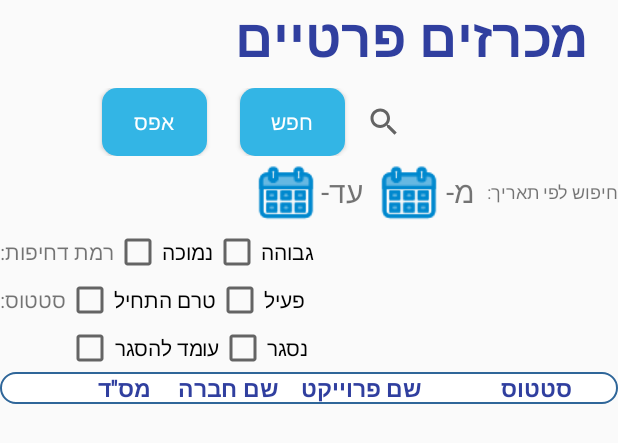
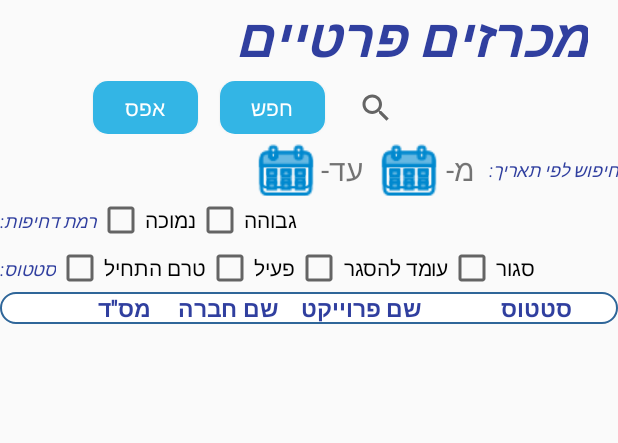
Before and after one commit to nisimth/TenderApp, an Android app: the layout fragment_private_tenders.xml on its own in the app's theme, with its tools: preview values and no code run, on a phone screen of 412 x 824 dp. Shown: the top 443 px of the screen. Run offline under Robolectric (Android 15) with nearby library versions, the phone set to English and light mode, and no system bars.

Commit message:
06.08.2018

```diff
--- a/app/src/main/java/com/skyapps/bennyapp/tenders/ExpandableListAdapter.java
+++ b/app/src/main/java/com/skyapps/bennyapp/tenders/ExpandableListAdapter.java
@@ -206,7 +206,7 @@ public class ExpandableListAdapter extends BaseExpandableListAdapter {
             time.setText("סגור");
         }
         else if ((tender.calcEnds() <= TimeUnit.HOURS.toMillis(2)) && tender.calcEnds()>0) {
-            time.setText("עומד\n להסגר");
+            time.setText("עומד\nלהיסגר");
             //time.setTextColor(Color.RED);
         }
         else if (tender.calcStarts()  <= 0 && tender.calcEnds() >= 0){
--- a/app/src/main/java/com/skyapps/bennyapp/tenders/privateTenders.java
+++ b/app/src/main/java/com/skyapps/bennyapp/tenders/privateTenders.java
@@ -430,6 +430,7 @@ public class privateTenders extends Fragment {
                         expListView.setAdapter(listAdapter);
 
                         counter.setText(" ( " +listDataHeader.size()+ " ) ");
+
                         mProgressDialog.dismiss();
 
                     }
--- a/app/src/main/res/layout/fragment_private_tenders.xml
+++ b/app/src/main/res/layout/fragment_private_tenders.xml
@@ -8,11 +8,12 @@
     <RelativeLayout
         android:orientation="vertical"
         android:layout_width="match_parent"
-        android:layout_height="match_parent">
+        android:layout_height="match_parent"
+        >
 
         <TextView
             android:id="@+id/a"
-            android:textStyle="bold"
+            android:textStyle="bold|italic"
             android:textColor="@color/colorPrimaryDark"
             android:textSize="35dp"
             android:text="מכרזים פרטיים"
@@ -26,6 +27,7 @@
             android:layout_width="wrap_content"
             android:layout_height="wrap_content"
             android:textSize="35dp"
+            android:textColor="@color/colorPrimaryDark"
             android:layout_alignParentRight="true"
             android:layout_marginRight="270dp"
             />
@@ -39,33 +41,34 @@
             android:layout_width="match_parent"
             android:layout_height="wrap_content"
             android:layout_below="@+id/a"
-            android:layout_marginTop="10dp">
+            android:layout_marginTop="5dp">
 
            <SearchView
                android:focusableInTouchMode="true"
                android:id="@+id/byname"
                android:layout_width="180dp"
-               android:layout_height="45dp"
-               android:layout_alignParentRight="true"/>
+               android:layout_height="35dp"
+               android:layout_alignParentRight="true"
+               android:layout_marginRight="5dp"/>
             <Button
                 android:id="@+id/search_btn"
                 android:layout_width="70dp"
-                android:layout_height="45dp"
+                android:layout_height="35dp"
                 android:text="חפש"
                 android:textColor="#ffffff"
                 android:background="@drawable/rounded_btn"
                 android:layout_alignParentRight="true"
-                android:layout_marginRight="182dp"
+                android:layout_marginRight="195dp"
                 />
             <Button
                 android:id="@+id/reset_filter_btn"
                 android:layout_width="70dp"
-                android:layout_height="45dp"
+                android:layout_height="35dp"
                 android:text="אפס"
                 android:textColor="#ffffff"
                 android:background="@drawable/rounded_btn"
                 android:layout_alignParentRight="true"
-                android:layout_marginRight="274dp"
+                android:layout_marginRight="280dp"
                 />
 
         </RelativeLayout>
@@ -74,12 +77,15 @@
             android:id="@+id/dates"
             android:layout_width="match_parent"
             android:layout_height="wrap_content"
-            android:layout_below="@+id/search_bar1">
+            android:layout_below="@+id/search_bar1"
+            android:layout_marginTop="6dp">
             <TextView
                 android:layout_width="wrap_content"
                 android:layout_height="wrap_content"
                 android:textSize="12dp"
                 android:text="חיפוש לפי תאריך:"
+                android:textColor="@color/colorPrimaryDark"
+                android:textStyle="italic"
                 android:layout_centerVertical="true"
                 android:layout_alignParentRight="true"/>
             <TextView
@@ -94,7 +100,7 @@
             <ImageButton
                 android:id="@+id/filter_start_date_btn"
                 android:layout_width="wrap_content"
-                android:layout_height="wrap_content"
+                android:layout_height="35dp"
                 android:src="@drawable/calendar"
                 android:background="@drawable/calendar"
                 android:layout_alignRight="@+id/m"
@@ -113,7 +119,7 @@
             <ImageButton
                 android:id="@+id/filter_end_date_btn"
                 android:layout_width="wrap_content"
-                android:layout_height="wrap_content"
+                android:layout_height="35dp"
                 android:src="@drawable/calendar"
                 android:background="@drawable/calendar"
                 android:layout_alignRight="@+id/ad"
@@ -131,7 +137,10 @@
             <TextView
                 android:layout_width="wrap_content"
                 android:layout_height="wrap_content"
-                android:text="רמת דחיפות:"/>
+                android:text="רמת דחיפות:"
+                android:textColor="@color/colorPrimaryDark"
+                android:textSize="12dp"
+                android:textStyle="italic"/>
             <CheckBox
                 android:id="@+id/checkBox_dhifot_low"
                 android:layout_width="wrap_content"
@@ -157,7 +166,10 @@
             <TextView
                 android:layout_width="wrap_content"
                 android:layout_height="wrap_content"
-                android:text="סטטוס:"/>
+                android:text="סטטוס:"
+                android:textColor="@color/colorPrimaryDark"
+                android:textSize="12dp"
+                android:textStyle="italic"/>
             <CheckBox
                 android:id="@+id/checkBox_yet_to_start"
                 android:layout_width="wrap_content"
@@ -168,33 +180,19 @@
                 android:id="@+id/checkbox_active"
                 android:layout_width="wrap_content"
                 android:layout_height="wrap_content"
-
                 android:text="פעיל" />
 
 
-        </LinearLayout>
-        <LinearLayout
-            android:id="@+id/status_check2"
-            android:layout_width="wrap_content"
-            android:layout_height="wrap_content"
-            android:layout_below="@+id/status_check1"
-            >
-            <TextView
-                android:layout_width="44dp"
-                android:layout_height="wrap_content"
-                />
             <CheckBox
                 android:id="@+id/checkbox_isEnding"
                 android:layout_width="wrap_content"
                 android:layout_height="wrap_content"
-
                 android:text="עומד להסגר" />
             <CheckBox
                 android:id="@+id/checkbox_ended"
                 android:layout_width="wrap_content"
                 android:layout_height="wrap_content"
-
-                android:text="נסגר" />
+                android:text="סגור" />
 
         </LinearLayout>
 
@@ -204,7 +202,7 @@
             android:orientation="horizontal"
             android:layout_width="match_parent"
             android:layout_height="wrap_content"
-            android:layout_below="@+id/status_check2"
+            android:layout_below="@+id/status_check1"
             android:background="@drawable/round"
             >
 
@@ -246,6 +244,7 @@
         </LinearLayout>
 
         <ExpandableListView
+            android:layout_marginTop="3dp"
             android:id="@+id/privateList"
             android:layout_width="match_parent"
             android:layout_height="match_parent"
--- a/app/src/main/res/layout/fragment_public_tenders.xml
+++ b/app/src/main/res/layout/fragment_public_tenders.xml
@@ -14,7 +14,7 @@
 
         <TextView
             android:id="@+id/p"
-            android:textStyle="bold"
+            android:textStyle="bold|italic"
             android:textColor="@color/colorPrimaryDark"
             android:textSize="35dp"
             android:text="מכרזים ציבוריים"
@@ -27,6 +27,7 @@
             android:layout_width="wrap_content"
             android:layout_height="wrap_content"
             android:textSize="35dp"
+            android:textColor="@color/colorPrimaryDark"
             android:layout_alignParentRight="true"
             android:layout_marginRight="282dp"
             />
@@ -85,7 +86,7 @@
             <TextView
                 android:layout_width="100dp"
                 android:layout_height="wrap_content"
-                android:text="זמן שנותר"
+                android:text="סטטוס"
                 android:textSize="15dp"
                 android:textStyle="bold"
                 android:textColor="@color/colorPrimaryDark"  />
--- a/app/src/main/res/layout/list_group.xml
+++ b/app/src/main/res/layout/list_group.xml
@@ -22,7 +22,7 @@
             android:text="מס''ד"
             android:gravity="right"
             android:layout_gravity="center_vertical"
-            android:textColor="@android:color/holo_blue_light"
+            android:textColor="#992600"
             android:textSize="15dp"
             android:textStyle="bold" />
 
@@ -44,7 +44,7 @@
             android:text="פרוייקט"
             android:gravity="right"
             android:layout_gravity="center_vertical"
-            android:textColor="@android:color/holo_blue_light"
+            android:textColor="#ff9900"
             android:textSize="15dp"
             android:textStyle="bold" />
 
@@ -55,7 +55,7 @@
             android:text="סטטוס"
             android:gravity="right"
             android:layout_gravity="center_vertical"
-            android:textColor="@android:color/holo_blue_light"
+            android:textColor="#000000"
             android:textSize="15dp"
             android:textStyle="bold" />
 
--- a/app/src/main/res/values/color.xml
+++ b/app/src/main/res/values/color.xml
@@ -2,4 +2,5 @@
 <resources>
     <drawable name="red_color">#ff0000</drawable>
     <drawable name="yellow_color">#ffff1a</drawable>
+    <color name="my">#ffff99</color>
 </resources>
--- a/app/src/main/res/values/colors.xml
+++ b/app/src/main/res/values/colors.xml
@@ -3,4 +3,5 @@
     <color name="colorPrimary">#3F51B5</color>
     <color name="colorPrimaryDark">#303F9F</color>
     <color name="colorAccent">#FF4081</color>
+
 </resources>
```
Also changed, not shown: app/src/main/java/com/skyapps/bennyapp/tenders/notificationstabs/NewTab.java (+7 -13 lines), app/src/main/res/layout/list_item.xml (+12 -4 lines), app/src/main/res/layout/list_item2.xml (+11 -4 lines).
